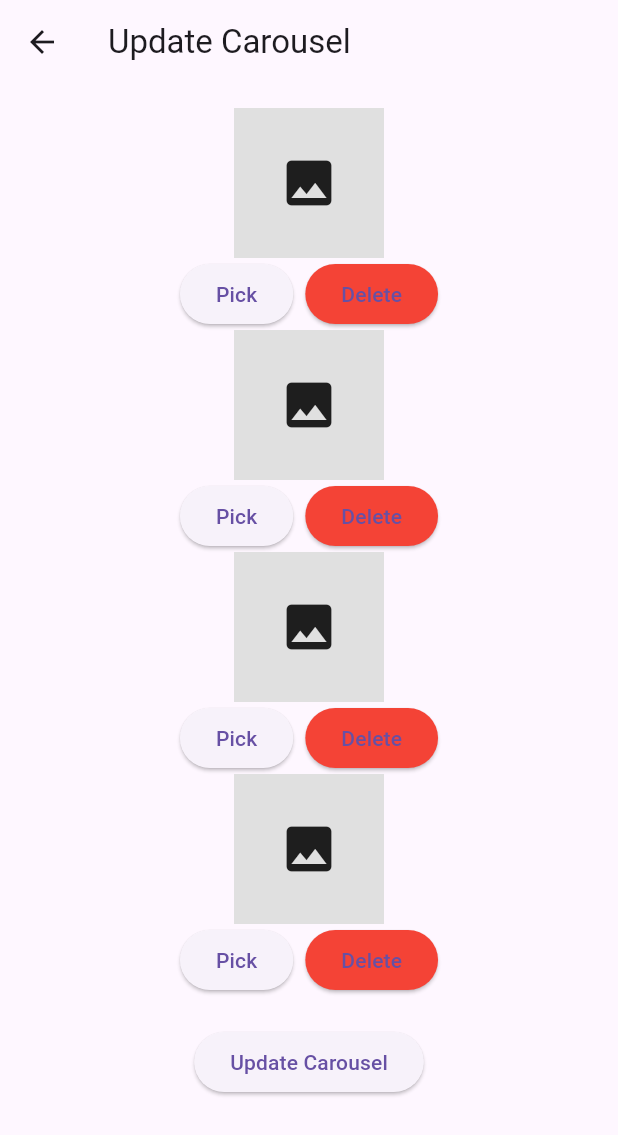
After one commit to Fahad8826/Advertising_FrontEnd, a Flutter app: the CarouselUpdatePage screen opened directly, after a tap on "Update Carousel", on a phone screen of 412 x 824 dp. The commit adds this screen. Shown: the top 1135 px of the screen. Run offline on Flutter 3.47's test engine with Material 3 defaults, Android fonts, the phone set to English and light mode, and no system bars; our stand-ins replace flutter_dotenv, image_picker, shared_preferences; accounts and stored records are empty; network calls fail.

Commit message:
carousel management completed

```diff
--- /dev/null
+++ b/lib/Admin/carousel.dart
@@ -0,0 +1,356 @@
+// import 'dart:io';
+// import 'package:flutter/material.dart';
+// import 'package:flutter_dotenv/flutter_dotenv.dart';
+// import 'package:http/http.dart' as http;
+// import 'package:image_picker/image_picker.dart';
+// import 'package:shared_preferences/shared_preferences.dart';
+//
+// class CarouselUpdatePage extends StatefulWidget {
+//   const CarouselUpdatePage({super.key});
+//
+//   @override
+//   State<CarouselUpdatePage> createState() => _CarouselUpdatePageState();
+// }
+//
+// class _CarouselUpdatePageState extends State<CarouselUpdatePage> {
+//   File? image1;
+//   File? image2;
+//   File? image3;
+//   File? image4;
+//
+//   final picker = ImagePicker();
+//   final String baseUrl = dotenv.env['BASE_URL'] ?? '';
+//
+//   Future<String?> _getToken() async {
+//     final prefs = await SharedPreferences.getInstance();
+//     return prefs.getString('access');
+//   }
+//
+// // replace with your JWT token or pass dynamically
+//
+//   Future<void> pickImage(int index) async {
+//     final pickedFile = await picker.pickImage(source: ImageSource.gallery);
+//
+//     if (pickedFile != null) {
+//       setState(() {
+//         if (index == 1) image1 = File(pickedFile.path);
+//         if (index == 2) image2 = File(pickedFile.path);
+//         if (index == 3) image3 = File(pickedFile.path);
+//         if (index == 4) image4 = File(pickedFile.path);
+//       });
+//     }
+//   }
+//
+//   Future<void> updateCarousel() async {
+//     final token = await _getToken();
+//     var headers = {
+//       'Authorization': 'Bearer $token',
+//     };
+//     var request = http.MultipartRequest('PATCH', Uri.parse("${baseUrl}/carousels/1/"));
+//
+//     if (image1 != null) {
+//       request.files.add(await http.MultipartFile.fromPath('image1', image1!.path));
+//     }
+//     if (image2 != null) {
+//       request.files.add(await http.MultipartFile.fromPath('image2', image2!.path));
+//     }
+//     if (image3 != null) {
+//       request.files.add(await http.MultipartFile.fromPath('image3', image3!.path));
+//     }
+//     if (image4 != null) {
+//       request.files.add(await http.MultipartFile.fromPath('image4', image4!.path));
+//     }
+//
+//     request.headers.addAll(headers);
+//     http.StreamedResponse response = await request.send();
+//
+//     if (response.statusCode == 200) {
+//       String resp = await response.stream.bytesToString();
+//       ScaffoldMessenger.of(context).showSnackBar(SnackBar(content: Text("Updated: $resp")));
+//     } else {
+//       ScaffoldMessenger.of(context).showSnackBar(SnackBar(content: Text("Error: ${response.reasonPhrase}")));
+//     }
+//   }
+//
+//   Future<void> deleteImage(int index) async {
+//     final token = await _getToken();
+//     var headers = {
+//       'Authorization': 'Bearer $token',
+//     };
+//     var request = http.MultipartRequest('PATCH', Uri.parse("${baseUrl}/carousels/1/"));
+//
+//     // Sending empty/null for that index
+//     request.fields['image$index'] = '';
+//
+//     request.headers.addAll(headers);
+//     http.StreamedResponse response = await request.send();
+//
+//     if (response.statusCode == 200) {
+//       setState(() {
+//         if (index == 1) image1 = null;
+//         if (index == 2) image2 = null;
+//         if (index == 3) image3 = null;
+//         if (index == 4) image4 = null;
+//       });
+//       ScaffoldMessenger.of(context).showSnackBar(SnackBar(content: Text("Deleted image $index")));
+//     } else {
+//       ScaffoldMessenger.of(context).showSnackBar(SnackBar(content: Text("Error: ${response.reasonPhrase}")));
+//     }
+//   }
+//
+//   Widget buildImagePicker(int index, File? image) {
+//     return Column(
+//       children: [
+//         image != null
+//             ? Image.file(image, width: 100, height: 100, fit: BoxFit.cover)
+//             : Container(
+//           width: 100,
+//           height: 100,
+//           color: Colors.grey[300],
+//           child: const Icon(Icons.image, size: 40),
+//         ),
+//         Row(
+//           mainAxisAlignment: MainAxisAlignment.center,
+//           children: [
+//             ElevatedButton(
+//               onPressed: () => pickImage(index),
+//               child: const Text("Pick"),
+//             ),
+//             const SizedBox(width: 8),
+//             ElevatedButton(
+//               onPressed: () => deleteImage(index),
+//               child: const Text("Delete"),
+//               style: ElevatedButton.styleFrom(backgroundColor: Colors.red),
+//             ),
+//           ],
+//         )
+//       ],
+//     );
+//   }
+//
+//   @override
+//   Widget build(BuildContext context) {
+//     return Scaffold(
+//       appBar: AppBar(title: const Text("Update Carousel")),
+//       body: SingleChildScrollView(
+//         padding: const EdgeInsets.all(16),
+//         child: Column(
+//           children: [
+//             buildImagePicker(1, image1),
+//             buildImagePicker(2, image2),
+//             buildImagePicker(3, image3),
+//             buildImagePicker(4, image4),
+//             const SizedBox(height: 20),
+//             ElevatedButton(
+//               onPressed: updateCarousel,
+//               child: const Text("Update Carousel"),
+//             ),
+//           ],
+//         ),
+//       ),
+//     );
+//   }
+// }
+import 'dart:io';
+import 'dart:convert';
+import 'package:flutter/material.dart';
+import 'package:flutter_dotenv/flutter_dotenv.dart';
+import 'package:http/http.dart' as http;
+import 'package:image_picker/image_picker.dart';
+import 'package:shared_preferences/shared_preferences.dart';
+
+class CarouselUpdatePage extends StatefulWidget {
+  const CarouselUpdatePage({super.key});
+
+  @override
+  State<CarouselUpdatePage> createState() => _CarouselUpdatePageState();
+}
+
+class _CarouselUpdatePageState extends State<CarouselUpdatePage> {
+  File? image1;
+  File? image2;
+  File? image3;
+  File? image4;
+
+  String? image1Url;
+  String? image2Url;
+  String? image3Url;
+  String? image4Url;
+
+  final picker = ImagePicker();
+  final String baseUrl = dotenv.env['BASE_URL'] ?? '';
+
+  Future<String?> _getToken() async {
+    final prefs = await SharedPreferences.getInstance();
+    return prefs.getString('access');
+  }
+
+  @override
+  void initState() {
+    super.initState();
+    fetchCarousel();
+  }
+
+  /// 🔹 Fetch existing carousel images
+  Future<void> fetchCarousel() async {
+    final token = await _getToken();
+    final response = await http.get(
+      Uri.parse("$baseUrl/carousels/1/"),
+      headers: {"Authorization": "Bearer $token"},
+    );
+
+    if (response.statusCode == 200) {
+      final data = jsonDecode(response.body);
+      setState(() {
+        image1Url = data['image1'];
+        image2Url = data['image2'];
+        image3Url = data['image3'];
+        image4Url = data['image4'];
+      });
+    } else {
+      ScaffoldMessenger.of(context).showSnackBar(
+        SnackBar(content: Text("Failed to load carousel: ${response.reasonPhrase}")),
+      );
+    }
+  }
+
+  Future<void> pickImage(int index) async {
+    final pickedFile = await picker.pickImage(source: ImageSource.gallery);
+
+    if (pickedFile != null) {
+      setState(() {
+        if (index == 1) image1 = File(pickedFile.path);
+        if (index == 2) image2 = File(pickedFile.path);
+        if (index == 3) image3 = File(pickedFile.path);
+        if (index == 4) image4 = File(pickedFile.path);
+      });
+    }
+  }
+
+  Future<void> updateCarousel() async {
+    final token = await _getToken();
+    var headers = {
+      'Authorization': 'Bearer $token',
+    };
+    var request = http.MultipartRequest('PATCH', Uri.parse("$baseUrl/carousels/1/"));
+
+    if (image1 != null) {
+      request.files.add(await http.MultipartFile.fromPath('image1', image1!.path));
+    }
+    if (image2 != null) {
+      request.files.add(await http.MultipartFile.fromPath('image2', image2!.path));
+    }
+    if (image3 != null) {
+      request.files.add(await http.MultipartFile.fromPath('image3', image3!.path));
+    }
+    if (image4 != null) {
+      request.files.add(await http.MultipartFile.fromPath('image4', image4!.path));
+    }
+
+    request.headers.addAll(headers);
+    http.StreamedResponse response = await request.send();
+
+    if (response.statusCode == 200) {
+      await fetchCarousel(); // refresh with updated images
+      ScaffoldMessenger.of(context).showSnackBar(
+          const SnackBar(content: Text("Carousel updated successfully")));
+    } else {
+      ScaffoldMessenger.of(context).showSnackBar(
+          SnackBar(content: Text("Error: ${response.reasonPhrase}")));
+    }
+  }
+
+  Future<void> deleteImage(int index) async {
+    final token = await _getToken();
+    var headers = {
+      'Authorization': 'Bearer $token',
+    };
+    var request = http.MultipartRequest('PATCH', Uri.parse("$baseUrl/carousels/1/"));
+    request.fields['image$index'] = ''; // send empty field
+
+    request.headers.addAll(headers);
+    http.StreamedResponse response = await request.send();
+
+    if (response.statusCode == 200) {
+      setState(() {
+        if (index == 1) {
+          image1 = null;
+          image1Url = null;
+        }
+        if (index == 2) {
+          image2 = null;
+          image2Url = null;
+        }
+        if (index == 3) {
+          image3 = null;
+          image3Url = null;
+        }
+        if (index == 4) {
+          image4 = null;
+          image4Url = null;
+        }
+      });
+      ScaffoldMessenger.of(context).showSnackBar(
+          SnackBar(content: Text("Deleted image $index")));
+    } else {
+      ScaffoldMessenger.of(context).showSnackBar(
+          SnackBar(content: Text("Error: ${response.reasonPhrase}")));
+    }
+  }
+
+  Widget buildImagePicker(int index, File? image, String? imageUrl) {
+    return Column(
+      children: [
+        if (image != null)
+          Image.file(image, width: 100, height: 100, fit: BoxFit.cover)
+        else if (imageUrl != null)
+          Image.network(imageUrl, width: 100, height: 100, fit: BoxFit.cover)
+        else
+          Container(
+            width: 100,
+            height: 100,
+            color: Colors.grey[300],
+            child: const Icon(Icons.image, size: 40),
+          ),
+        Row(
+          mainAxisAlignment: MainAxisAlignment.center,
+          children: [
+            ElevatedButton(
+              onPressed: () => pickImage(index),
+              child: const Text("Pick"),
+            ),
+            const SizedBox(width: 8),
+            ElevatedButton(
+              onPressed: () => deleteImage(index),
+              style: ElevatedButton.styleFrom(backgroundColor: Colors.red),
+              child: const Text("Delete"),
+            ),
+          ],
+        )
+      ],
+    );
+  }
+
+  @override
+  Widget build(BuildContext context) {
+    return Scaffold(
+      appBar: AppBar(title: const Text("Update Carousel")),
+      body: SingleChildScrollView(
+        padding: const EdgeInsets.all(16),
+        child: Column(
+          children: [
+            buildImagePicker(1, image1, image1Url),
+            buildImagePicker(2, image2, image2Url),
+            buildImagePicker(3, image3, image3Url),
+            buildImagePicker(4, image4, image4Url),
+            const SizedBox(height: 20),
+            ElevatedButton(
+              onPressed: updateCarousel,
+              child: const Text("Update Carousel"),
+            ),
+          ],
+        ),
+      ),
+    );
+  }
+}
```
Also changed, not shown: lib/Admin/Adminhome.dart (+15 -13 lines), 1 other file.
